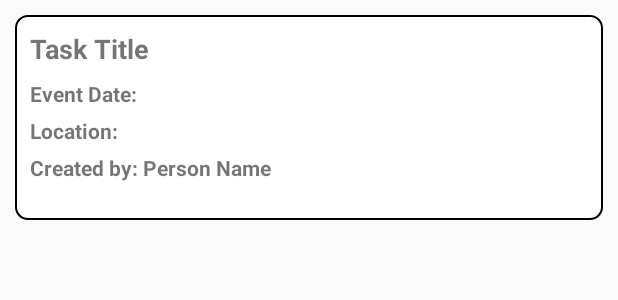
After one commit to asadiqi/Projetmobile, an Android app: the layout item_mypublicasks.xml on its own in the app's theme, with its tools: preview values and no code run, on a phone screen of 412 x 824 dp. The commit adds this screen. Shown: the top 300 px of the screen. Run offline under Robolectric (Android 15) with nearby library versions, the phone set to English and light mode, and no system bars.

```diff
--- a/app/src/main/java/com/example/startxplanify/Notes_Activity/MyPublicTasks_Activity.java
+++ b/app/src/main/java/com/example/startxplanify/Notes_Activity/MyPublicTasks_Activity.java
@@ -80,7 +80,7 @@ public class MyPublicTasks_Activity extends BaseNoteActivity {
     }
 
     private View addTaskToUI(String title, String endDate, String location, String description, String creatorName, String taskUserId) {
-        View taskView = LayoutInflater.from(this).inflate(R.layout.item_public_task, taskContainer, false);
+        View taskView = LayoutInflater.from(this).inflate(R.layout.item_mypublicasks, taskContainer, false);
         taskView.setBackgroundResource(isNightMode() ? R.drawable.background_dark : R.drawable.background_light);
 
         TextView taskTitle = taskView.findViewById(R.id.publictaskTitle);
--- /dev/null
+++ b/app/src/main/res/layout/item_mypublicasks.xml
@@ -0,0 +1,125 @@
+<FrameLayout xmlns:android="http://schemas.android.com/apk/res/android"
+    android:layout_width="match_parent"
+    android:layout_height="wrap_content"
+    android:padding="10dp"
+    android:layout_marginBottom="10dp">
+
+    <!-- Conteneur LinearLayout pour les autres éléments -->
+    <LinearLayout
+        android:layout_width="match_parent"
+        android:layout_height="wrap_content"
+        android:orientation="vertical"
+        android:background="@drawable/bg_textview"
+        android:padding="10dp">
+
+        <TextView
+            android:id="@+id/publictaskTitle"
+            android:layout_width="match_parent"
+            android:layout_height="wrap_content"
+            android:text="Task Title"
+            android:textSize="18sp"
+            android:textStyle="bold"
+            android:maxLines="1"
+            android:layout_marginBottom="8dp"
+            android:ellipsize="end"/>
+
+        <TextView
+            android:id="@+id/publictaskDates"
+            android:layout_width="match_parent"
+            android:layout_height="wrap_content"
+            android:text="Event Date: "
+            android:textSize="14sp"
+            android:maxLines="2"
+            android:layout_marginBottom="5dp"
+            android:textStyle="bold"
+            android:ellipsize="end"/>
+
+        <TextView
+            android:id="@+id/location"
+            android:layout_width="match_parent"
+            android:layout_height="wrap_content"
+            android:text="Location: "
+            android:textSize="14sp"
+            android:layout_marginBottom="5dp"
+            android:maxLines="2"
+            android:textStyle="bold"
+            android:ellipsize="end"/>
+
+        <TextView
+            android:id="@+id/creatorName"
+            android:layout_width="match_parent"
+            android:layout_height="wrap_content"
+            android:text="Created by: Person Name"
+            android:textStyle="bold"
+            android:textSize="14sp"
+            android:layout_marginBottom="5dp"
+            android:maxLines="1"
+            android:ellipsize="end"/>
+
+        <!-- Description défilable dans un ScrollView -->
+        <ScrollView
+            android:id="@+id/descriptionScrollView"
+            android:layout_width="match_parent"
+            android:layout_height="wrap_content"
+            android:visibility="gone">
+
+            <TextView
+                android:id="@+id/description"
+                android:layout_width="match_parent"
+                android:layout_height="wrap_content"
+                android:textSize="14sp"
+                android:padding="10dp" />
+
+        </ScrollView>
+
+        <!-- LinearLayout horizontal pour les trois boutons côte à côte -->
+        <LinearLayout
+            android:layout_width="match_parent"
+            android:layout_height="wrap_content"
+            android:orientation="horizontal"
+            android:layout_marginTop="10dp"
+            android:gravity="center"
+            android:layout_marginEnd="0dp">
+            <!-- Bouton "See on map" -->
+            <Button
+                android:id="@+id/openMapButton"
+                android:layout_width="0dp"
+                android:layout_height="wrap_content"
+                android:text="See on map"
+                android:visibility="gone"
+                android:layout_weight="1"
+                android:background="@drawable/background_button_intro"
+                android:textSize="12sp"
+                android:padding="8dp"
+                android:layout_marginEnd="5dp" />
+
+            <!-- Bouton "Translate" -->
+            <Button
+                android:id="@+id/translateButton"
+                android:layout_width="0dp"
+                android:layout_height="wrap_content"
+                android:text="Translate"
+                android:visibility="gone"
+                android:layout_weight="1"
+                android:background="@drawable/background_button_intro"
+                android:textSize="12sp"
+                android:padding="8dp"
+                android:layout_marginEnd="5dp" />
+
+            <!-- Bouton "Participate" -->
+            <Button
+                android:id="@+id/participateButton"
+                android:layout_width="0dp"
+                android:layout_height="wrap_content"
+                android:text="Participate"
+                android:visibility="gone"
+                android:layout_weight="1"
+                android:background="@drawable/background_button_intro"
+                android:textSize="12sp"
+                android:padding="8dp"
+                android:layout_marginEnd="0dp" />
+        </LinearLayout>
+
+    </LinearLayout>
+
+</FrameLayout>
```
